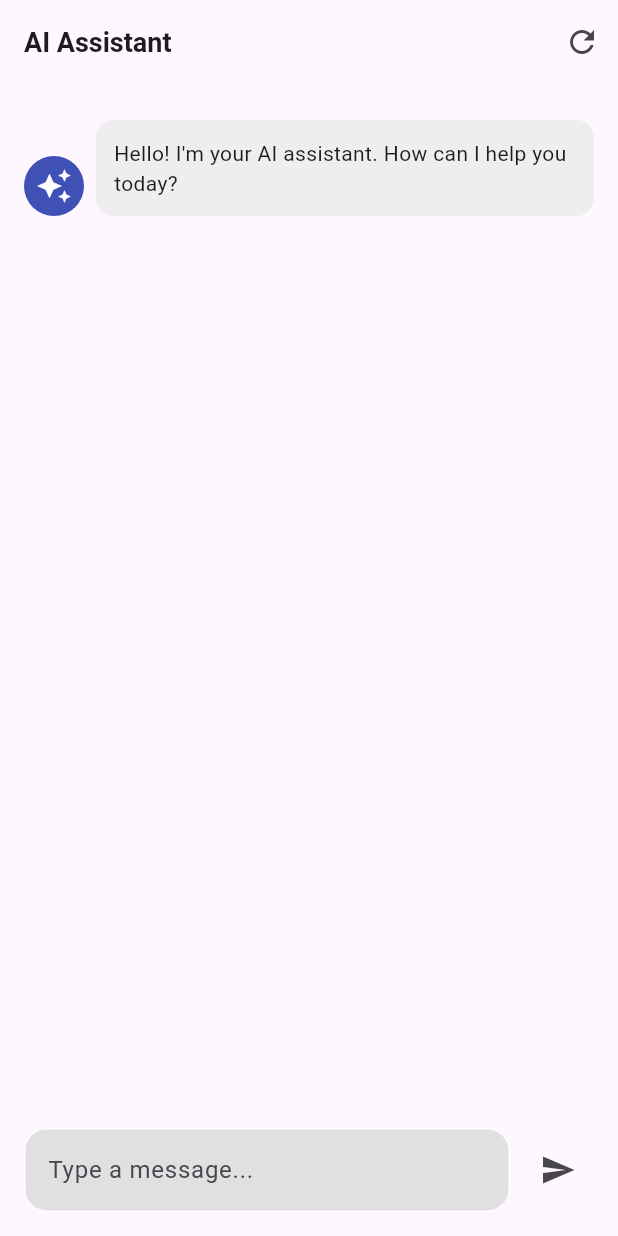
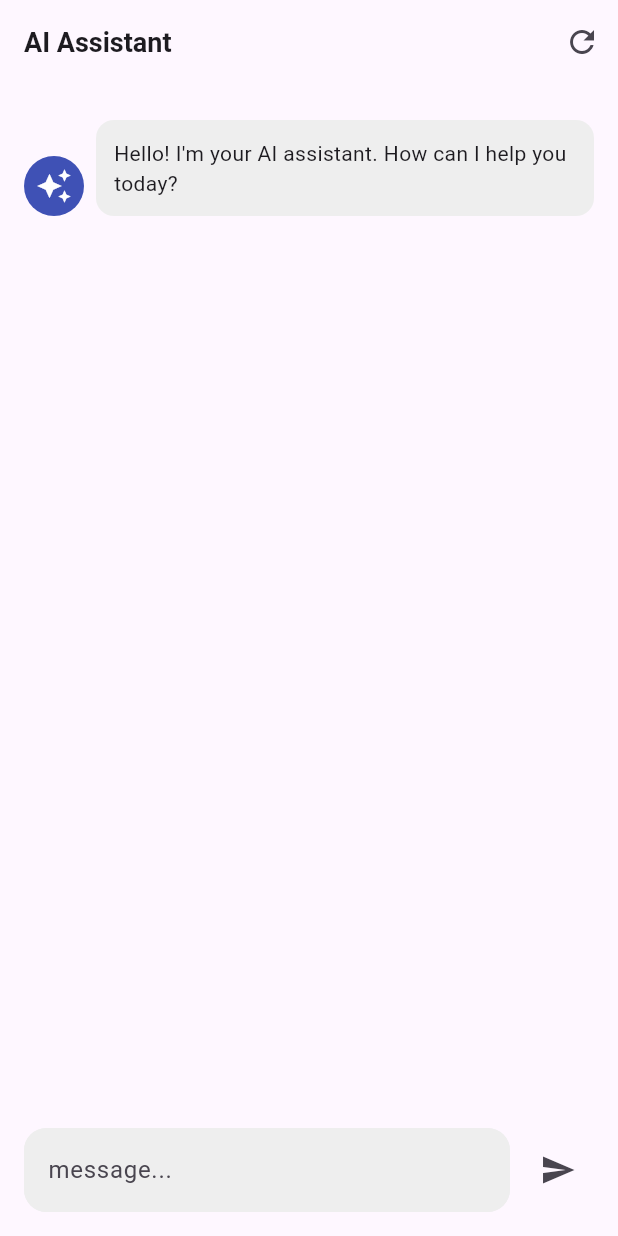
Before and after one commit to Sengleang99/chatbot-AI-app, a Flutter app: the screen it shows after launch, on a phone screen of 412 x 824 dp. Run offline on Flutter 3.47's test engine with Material 3 defaults, Android fonts, the phone set to English and light mode, and no system bars; our stand-ins replace google_generative_ai.

Commit message:
motify color textfield commit

```diff
--- a/lib/presentation/widgets/input_field.dart
+++ b/lib/presentation/widgets/input_field.dart
@@ -44,19 +44,19 @@ class _InputFieldState extends State<InputField> {
               textInputAction:
                   TextInputAction.newline, // For line breaks with Enter
               decoration: InputDecoration(
-                hintText: 'Type a message...',
+                hintText: 'message...',
                 filled: true, // Makes background color visible
-                fillColor: Colors.grey[300], // Light grey background
+                fillColor: Colors.grey[200],
                 border: OutlineInputBorder(
                   borderRadius: BorderRadius.circular(15),
                 ),
                 enabledBorder: OutlineInputBorder(
                   borderRadius: BorderRadius.circular(15),
-                  borderSide: const BorderSide(color: Colors.white),
+                  borderSide: BorderSide(color: Colors.grey[200]!),
                 ),
                 focusedBorder: OutlineInputBorder(
                   borderRadius: BorderRadius.circular(15),
-                  borderSide: const BorderSide(color: Colors.white),
+                  borderSide: BorderSide(color: Colors.grey[200]!),
                 ),
               ),
               onSubmitted: (_) => _handleSubmit(),
```
